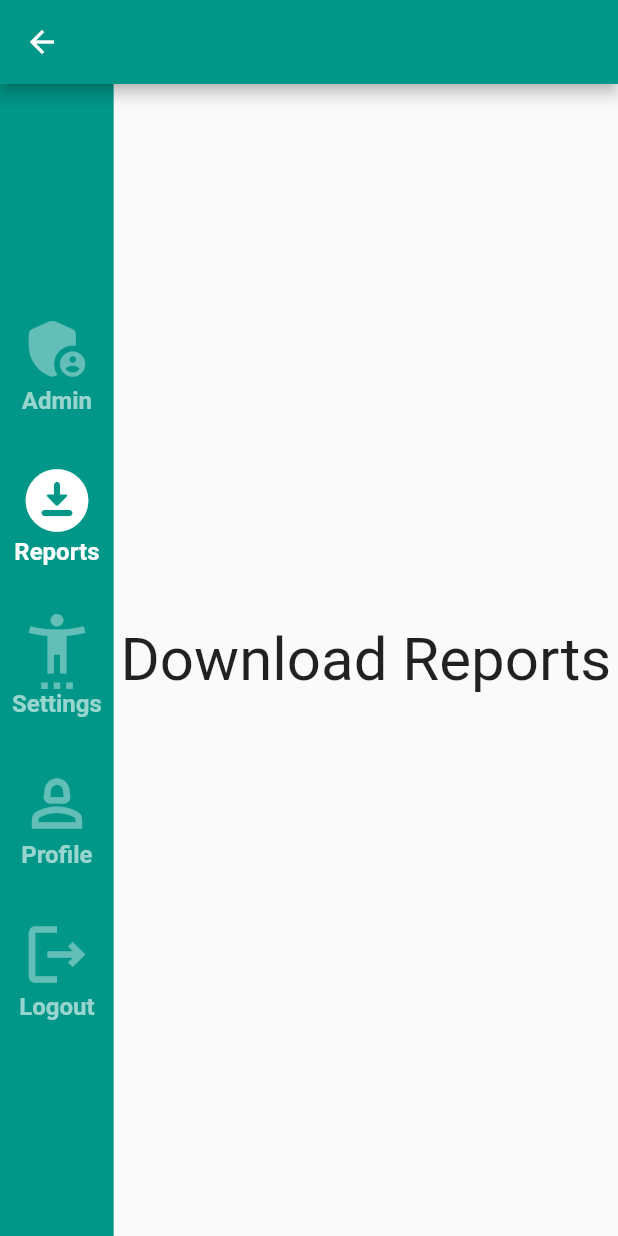
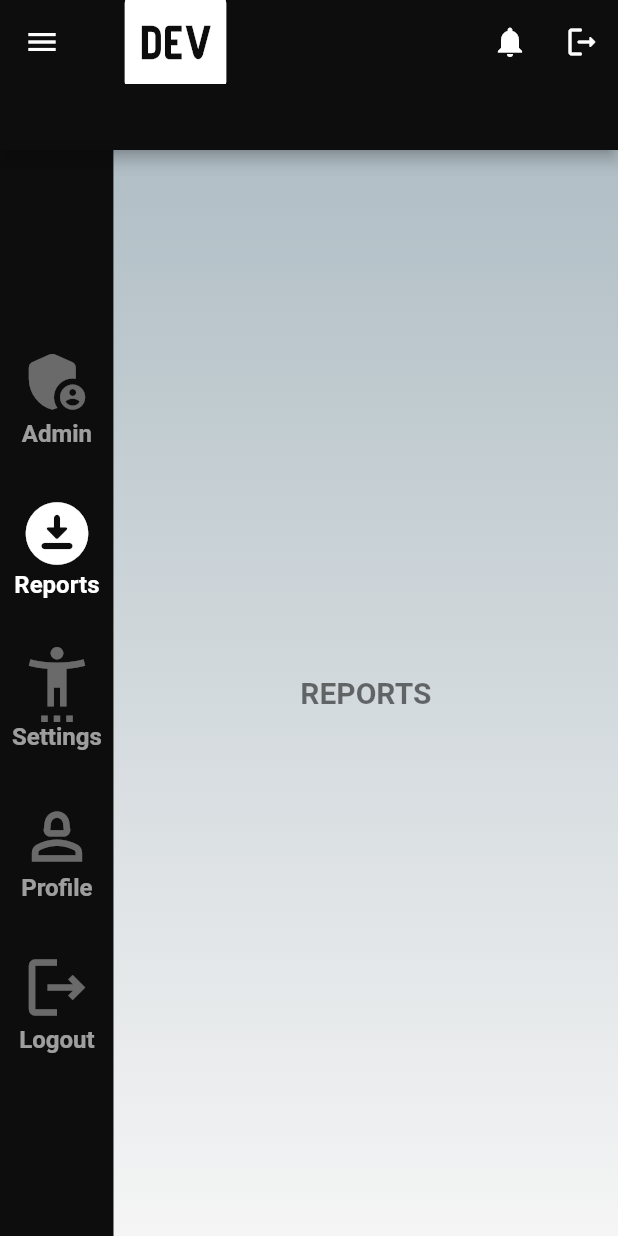
Before and after one commit to mathew-learning/Flutter_dev, a Flutter app: the DashBoard screen opened directly, after a tap on "Logout", after a tap on "Admin", after a tap on "Reports", on a phone screen of 412 x 824 dp. Run offline on Flutter 3.47's test engine with Material 2 defaults, Android fonts, the phone set to English and light mode, and no system bars; missing offline and left inert: postgres.

Commit message:
updated App bar and UI

```diff
--- a/lib/dash_board.dart
+++ b/lib/dash_board.dart
@@ -1,16 +1,13 @@
-import 'package:cs_app/fields.dart';
-import 'package:cs_app/jus_login.dart';
-import 'package:cs_app/dash_board.dart';
+
 import 'package:flutter/material.dart';
 ////import 'home_page.dart';
 import 'download_reports.dart';
 import 'pro.dart';
 import 'download_reports.dart';
 import 'settings.dart';
-import 'jus_login.dart';
+import 'login_page.dart';
 import 'fields.dart';
-
-
+import 'logout.dart';
 
 
 
@@ -39,14 +36,42 @@ class _DashBoardState extends State<DashBoard> {
   final labelStyle = TextStyle(fontWeight: FontWeight.bold, fontSize: 16);
 
   @override
-  Widget build(BuildContext context) => Scaffold(
-        appBar: AppBar(
-          // title: Text(widget.title),
+  Widget build(BuildContext context) => Scaffold(appBar: PreferredSize(
+          preferredSize: Size.fromHeight(100.0),
+          child: AppBar(
+            title: Icon(Icons.logo_dev_outlined,size: 90.0),
+            backgroundColor: Color.fromARGB(255, 13, 13, 13),
+            leading: IconButton(
+              icon: Icon(Icons.menu),
+              onPressed: () {
+                // Handle the press event for the leading icon
+              },
+            ),
+            actions: [
+
+              IconButton(
+                icon: Icon(Icons.notifications),
+                onPressed: () {
+                  // Handle the press event for the notifications icon
+                },
+              ),
+              IconButton(
+                icon: Icon(Icons.logout_rounded),
+                onPressed: () {Navigator.push(
+                    context,
+                    MaterialPageRoute(builder: (context) => LoginPage()),
+                  );
+                  // Handle the press event for the search icon
+                },
+              ),
+            ],
+          ),
         ),
+
         body: Row(
           children: [
             NavigationRail(
-              backgroundColor: Theme.of(context).primaryColor,
+              backgroundColor:  Color.fromARGB(255, 13, 13, 13),
               labelType: NavigationRailLabelType.all,
               selectedIndex: index,
               extended: isExtended,
@@ -112,7 +137,7 @@ class _DashBoardState extends State<DashBoard> {
       case 3:
         return ProfilePage();
       case 4:
-        return LoginPage();
+        return Logout();
       default:
         return NamePage();
     }
--- a/lib/download_reports.dart
+++ b/lib/download_reports.dart
@@ -6,10 +6,28 @@ import 'package:flutter/material.dart';
 class DownloadReportsPage extends StatelessWidget {
   @override
   Widget build(BuildContext context) => Scaffold(
-        body: Center(
-          child: Text(
-            'Download Reports',
-            style: TextStyle(fontSize: 40),
+        body: Container(
+          decoration: BoxDecoration(
+          gradient: LinearGradient(
+            colors: [
+              Colors.blueGrey[200] ?? Colors.grey,
+  Colors.grey[100] ?? Colors.white,
+
+            ],
+            begin: Alignment.topCenter,
+            end: Alignment.bottomCenter,
+          ),
+        ),
+          child: Center(
+            child: Text(
+  'REPORTS',
+  style: TextStyle(
+    fontSize: 20, // set font size
+    fontWeight: FontWeight.bold, // set font weight
+    fontStyle: FontStyle.normal, // set font style
+    color: Colors.black54, // set font color
+  ),
+),
           ),
         ),
       );
--- a/lib/fields.dart
+++ b/lib/fields.dart
@@ -15,6 +15,7 @@ class _NamePageState extends State<NamePage> {
   final TextEditingController _lastNameController = TextEditingController();
   final TextEditingController _addressController = TextEditingController();
   final TextEditingController _phoneController = TextEditingController();
+
   String _selectedCountryCode = '+1'; // default country code is +1
 
   @override
@@ -30,47 +31,63 @@ class _NamePageState extends State<NamePage> {
   @override
   Widget build(BuildContext context) {
     return Scaffold(
-      backgroundColor: Colors.white,
-      appBar: AppBar(
-        backgroundColor: Colors.transparent,
-        elevation: 0,
+
+      body:
+       Container(
+        decoration: BoxDecoration(
+          gradient: LinearGradient(
+            colors: [
+              Colors.blueGrey[200] ?? Colors.grey,
+  Colors.grey[100] ?? Colors.white,
+
+            ],
+            begin: Alignment.topCenter,
+            end: Alignment.bottomCenter,
           ),
-      body:
-       SingleChildScrollView(
+        ),
+         //child: //SingleChildScrollView(
           child: Column(
             crossAxisAlignment: CrossAxisAlignment.center,
             children: [
-            SizedBox(height: 20),
+
+              Padding(
+                padding: const EdgeInsets.symmetric(vertical: 30,horizontal: 20),
+                child:
+                Column(
+                  children: [
+                    Row(
+                      children: [
                         Text(
-              'Enter Your Name',
+                            'Customer Details:',
                           style: TextStyle(
-                color: Colors.white,
-                fontSize: 25,
-                fontWeight: FontWeight.bold,
+                          fontSize: 20, // set font size
+                          fontWeight: FontWeight.bold, // set font weight
+                          fontStyle: FontStyle.normal, // set font style
+                        color: Colors.black87, // set font color
                         ),
+                        textAlign: TextAlign.justify, // set horizontal alignment
+                        textDirection: TextDirection.ltr,
                 ),
-            SizedBox(height: 50),
-            Padding(
-              padding: const EdgeInsets.symmetric(horizontal: 20),
-              child: Column(
-                children: [
+                ],
+                ),
+
                 Row(
                   mainAxisAlignment: MainAxisAlignment.spaceBetween,
                   children: [
+
+
                    Expanded(
                       child: _buildTextField(
                         controller: _firstNameController,
                         label: 'First Name',
                       ),
                     ),
-                  SizedBox(width: 16.0),
                     Expanded(
                       child: _buildTextField(
                         controller: _middleNameController,
                         label: 'Middle Name',
                       ),
                     ),
-                  SizedBox(width: 16.0),
                     Expanded(
                       child: _buildTextField(
                         controller: _lastNameController,
@@ -79,7 +96,8 @@ class _NamePageState extends State<NamePage> {
                     ),
                   ],
                 ),
-                  SizedBox(height: 10),
+
+
                     Row(
                       children: [
                         SizedBox(
@@ -93,9 +111,9 @@ class _NamePageState extends State<NamePage> {
                             },
                             decoration: InputDecoration(
                               labelText: 'Code',
-                            labelStyle: TextStyle(color: Colors.white),
+                              labelStyle: TextStyle(color: Colors.black54),
                               border: OutlineInputBorder(
-                              borderSide: BorderSide(color: Colors.black),
+                                borderSide: BorderSide(color: Colors.white),
                               ),
                             ),
                             items: [
@@ -129,33 +147,37 @@ class _NamePageState extends State<NamePage> {
                             ],
                           ),
                         ),
-                      SizedBox(width: 10),
                         Expanded(
                           child: _buildTextField(
                             controller: _phoneController,
                             label: 'Phone',
                           ),
                         ),
-                      SizedBox(width: 16.0),
+
+                      ],
+                    ),
+                    Row(children: [
                     Expanded(
                       child: _buildTextField(
                         controller: _middleNameController,
                         label: 'Pin Code',
                       ),
-                  ),
-                    ],
-                  ),
+                    ),],),
+                    Row(children: [Expanded(
+                      child: _buildTextField(
+                        controller: _middleNameController,
+                        label: 'Address:',
+                      ),),],)
                   ],
                 ),
               ),
-            SizedBox(height: 50),
               ElevatedButton(
                 onPressed: () {},
                 child: Text('Submit'),
               ),
-            SizedBox(height: 20),
             ],
           ),
+             //),
        ),
     );
   }
@@ -163,15 +185,18 @@ class _NamePageState extends State<NamePage> {
 Widget _buildTextField({
   required TextEditingController controller,
   required String label,
+
   List<TextInputFormatter>? inputFormatters,
   Widget? prefix,
 }) {
   return Padding(
     padding: const EdgeInsets.symmetric(vertical: 8.0, horizontal: 16.0),
-    child: TextField(
+    child:
+     TextField(
       controller: controller,
       inputFormatters: inputFormatters,
       decoration: InputDecoration(
+
         labelText: label,
         border: OutlineInputBorder(
           borderSide: BorderSide(color: Colors.black),
--- /dev/null
+++ b/lib/logout.dart
@@ -0,0 +1,62 @@
+import 'package:flutter/material.dart';
+import 'login_page.dart';
+
+
+class Logout extends StatefulWidget {
+
+  @override
+  _LogoutState createState() => _LogoutState();
+}
+class _LogoutState extends State<Logout> {
+
+  @override
+  Widget build(BuildContext context){
+    return
+    Container(
+      decoration: BoxDecoration(
+          gradient: LinearGradient(
+            colors: [
+              Colors.blueGrey[200] ?? Colors.grey,
+  Colors.grey[100] ?? Colors.white,
+
+            ],
+            begin: Alignment.topCenter,
+            end: Alignment.bottomCenter,
+          ),
+        ),
+
+      child: Column(
+        children: [
+          Text(
+  'Account Name:',
+  style: TextStyle(
+    fontSize: 20, // set font size
+    fontWeight: FontWeight.bold, // set font weight
+    fontStyle: FontStyle.normal, // set font style
+    color: Colors.black54, // set font color
+  ),
+),
+Text(
+  'Pending items:',
+  style: TextStyle(
+    fontSize: 20, // set font size
+    fontWeight: FontWeight.bold, // set font weight
+    fontStyle: FontStyle.normal, // set font style
+    color: Colors.black54, // set font color
+  ),
+),
+          SizedBox(height: 10),
+
+          ElevatedButton(
+                  child: Text('Logout'),onPressed: (){
+                    Navigator.push(
+                    context,
+                    MaterialPageRoute(builder: (context) => LoginPage()),
+                  );
+                  },
+                ),
+        ],
+      ),
+    );
+  }
+}
```
Also changed, not shown: lib/login_page.dart (+57 -12 lines), lib/main.dart (+15 -5 lines), lib/pro.dart (+22 -4 lines), lib/report_page.dart (+17 -2 lines), lib/settings.dart (+22 -4 lines). Lines whose indentation alone changed are shown as unchanged.
